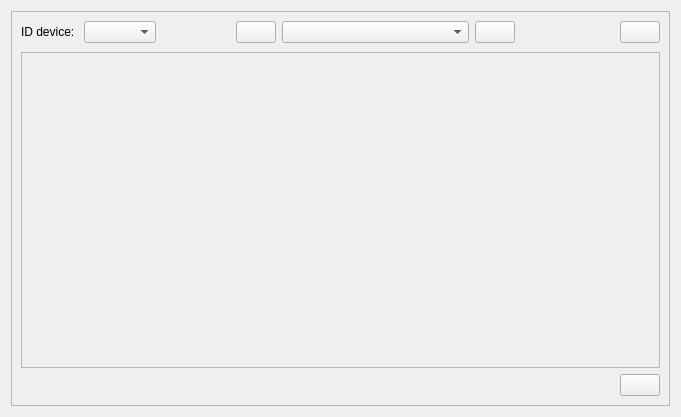
Before: the Qt Designer form Tarea2/Raspberry/extra/qt/live_plot.ui in valesteban/iot_g4, drawn with Qt 5.
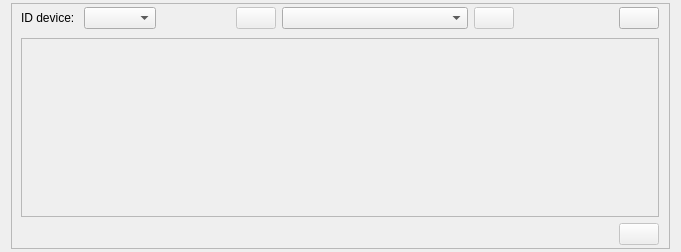
After: the same form once the commit is applied. Icons and pictures are not drawn.

Commit message: reverti cambios en el ui

The edit to the form file:
```diff
--- a/Tarea2/Raspberry/extra/qt/live_plot.ui
+++ b/Tarea2/Raspberry/extra/qt/live_plot.ui
@@ -7,13 +7,19 @@
     <x>0</x>
     <y>0</y>
     <width>681</width>
-    <height>417</height>
+    <height>252</height>
    </rect>
   </property>
   <property name="windowTitle">
    <string>Form</string>
   </property>
   <layout class="QVBoxLayout" name="verticalLayout_live_plot">
+   <property name="topMargin">
+    <number>3</number>
+   </property>
+   <property name="bottomMargin">
+    <number>3</number>
+   </property>
    <item>
     <widget class="QFrame" name="frame_live_plot">
      <property name="frameShape">
@@ -23,6 +29,15 @@
       <enum>QFrame::Raised</enum>
      </property>
      <layout class="QVBoxLayout" name="verticalLayout_frame_live_plot" stretch="0,8,1">
+      <property name="topMargin">
+       <number>3</number>
+      </property>
+      <property name="rightMargin">
+       <number>10</number>
+      </property>
+      <property name="bottomMargin">
+       <number>3</number>
+      </property>
       <item>
        <layout class="QGridLayout" name="gridLayout_live_plot_selection" rowstretch="8,1" columnstretch="3,4,2" rowminimumheight="2,1">
         <item row="0" column="0">
@@ -62,6 +77,9 @@
          <layout class="QHBoxLayout" name="horizontalLayout_live_plot_var">
           <item>
            <widget class="QPushButton" name="pushButton_live_plot_left_var">
+            <property name="enabled">
+             <bool>false</bool>
+            </property>
             <property name="sizePolicy">
              <sizepolicy hsizetype="Fixed" vsizetype="Fixed">
               <horstretch>0</horstretch>
@@ -82,6 +100,9 @@
           </item>
           <item>
            <widget class="QPushButton" name="pushButton_live_plot_right_var">
+            <property name="enabled">
+             <bool>false</bool>
+            </property>
             <property name="sizePolicy">
              <sizepolicy hsizetype="Fixed" vsizetype="Fixed">
               <horstretch>0</horstretch>
@@ -163,6 +184,12 @@
       </item>
       <item>
        <widget class="QFrame" name="frame_live_plot_display">
+        <property name="minimumSize">
+         <size>
+          <width>0</width>
+          <height>150</height>
+         </size>
+        </property>
         <property name="frameShape">
          <enum>QFrame::StyledPanel</enum>
         </property>
@@ -188,6 +215,9 @@
         </item>
         <item>
          <widget class="QPushButton" name="pushButton_bottom_stop_play">
+          <property name="enabled">
+           <bool>false</bool>
+          </property>
           <property name="text">
            <string/>
           </property>
```
Left out of the diff: 4 changed lines with no effect on the pictures. The commit also changes 3 other files.
